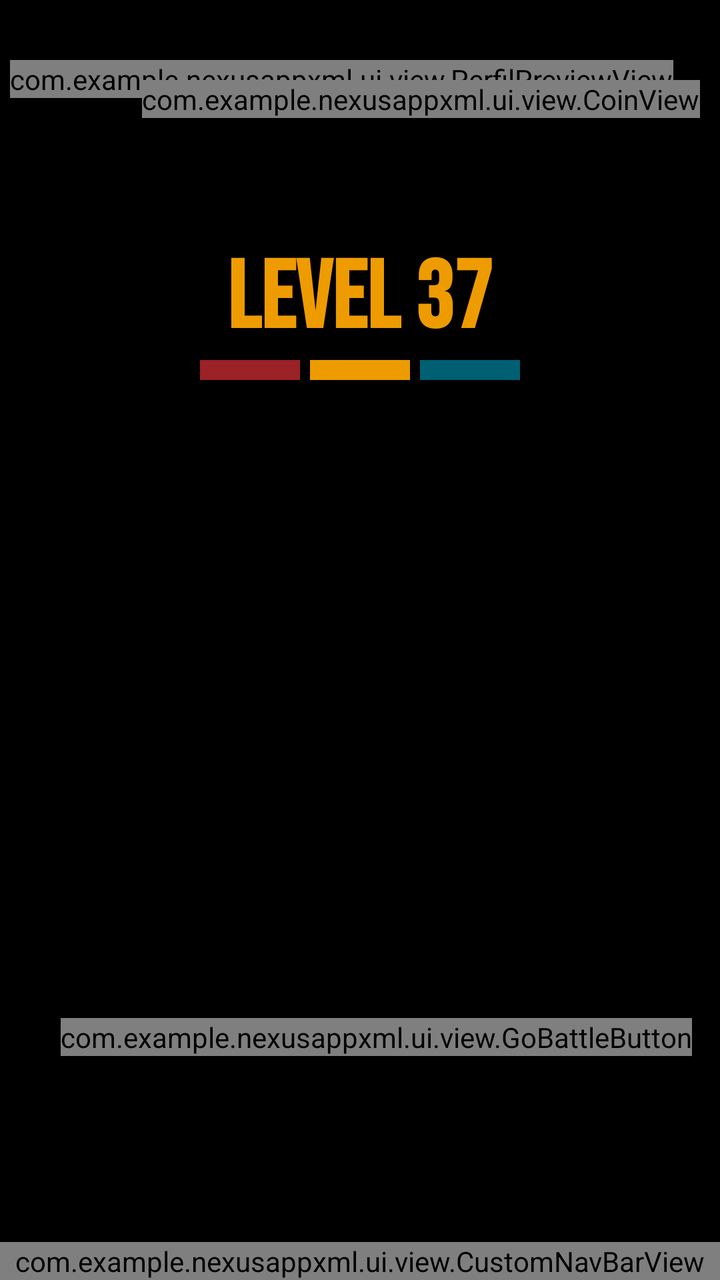
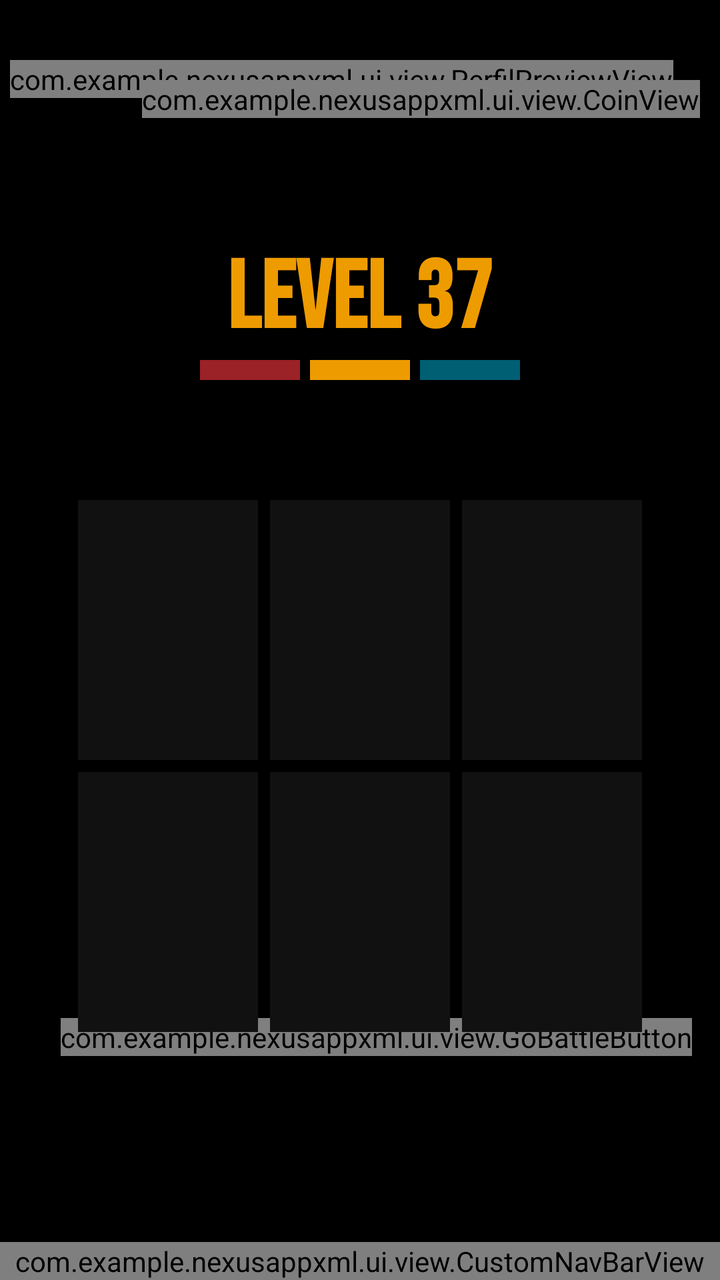

Screens rendered from an Android XML layout before and after an edit, with the pre-edit source and the edit as a unified diff.
<!-- AndroidManifest.xml: application theme Theme.NexusAppXml -->
<!-- res/layout/activity_initial.xml -->
<?xml version="1.0" encoding="utf-8"?>
<androidx.constraintlayout.widget.ConstraintLayout xmlns:android="http://schemas.android.com/apk/res/android"
    xmlns:app="http://schemas.android.com/apk/res-auto"
    xmlns:tools="http://schemas.android.com/tools"
    android:id="@+id/main"
    android:layout_width="match_parent"
    android:layout_height="match_parent"
    android:background="#e9d8a6"
    tools:context=".ui.activity.InitialActivity">

    <ImageView
        android:id="@+id/imgBackground"
        android:layout_width="match_parent"
        android:layout_height="match_parent"
        android:layout_margin="0dp"
        android:background="#000000"
        tools:layout_editor_absoluteX="20dp"
        tools:layout_editor_absoluteY="20dp"/>

    <com.example.nexusappxml.ui.view.CustomNavBarView
        android:id="@+id/nav_bar_customizada"
        android:layout_width="0dp"
        android:layout_height="wrap_content"
        app:layout_constraintBottom_toBottomOf="parent"
        app:layout_constraintStart_toStartOf="parent"
        app:layout_constraintEnd_toEndOf="parent" />

    <com.example.nexusappxml.ui.view.PerfilPreviewView
        android:id="@+id/user_preview_component"
        android:layout_width="wrap_content"
        android:layout_height="wrap_content"
        android:layout_marginStart="5dp"
        android:layout_marginTop="30dp"
        app:layout_constraintStart_toStartOf="parent"
        app:layout_constraintTop_toTopOf="parent" />

    <com.example.nexusappxml.ui.view.CoinView
        android:id="@+id/coin_view"
        android:layout_width="wrap_content"
        android:layout_height="wrap_content"
        android:layout_marginTop="40dp"
        android:layout_marginEnd="10dp"
        app:layout_constraintEnd_toEndOf="parent"
        app:layout_constraintTop_toTopOf="parent" />

    <com.example.nexusappxml.ui.view.GoBattleButton
        android:id="@+id/btn_go_battle"
        android:layout_width="wrap_content"
        android:layout_height="wrap_content"
        android:layout_marginStart="20dp"
        android:layout_marginBottom="112dp"
        app:layout_constraintBottom_toBottomOf="parent"
        app:layout_constraintEnd_toEndOf="parent"
        app:layout_constraintHorizontal_bias="0.426"
        app:layout_constraintStart_toStartOf="parent" />

    <TextView
        android:id="@+id/textView2"
        android:layout_width="wrap_content"
        android:layout_height="wrap_content"
        android:layout_marginTop="120dp"
        android:text="Level 37"
        android:textColor="#ee9b00"
        android:textSize="48sp"
        android:textStyle="bold"
        android:fontFamily="@font/bebasbeue_regular"
        app:layout_constraintEnd_toEndOf="parent"
        app:layout_constraintStart_toStartOf="parent"
        app:layout_constraintTop_toTopOf="parent" />

    <View
        android:layout_width="50dp"
        android:layout_height="10dp"
        android:layout_marginTop="180dp"
        android:background="#ee9b00"
        app:layout_constraintEnd_toEndOf="parent"
        app:layout_constraintStart_toStartOf="parent"
        app:layout_constraintTop_toTopOf="parent" />

    <View
        android:layout_width="50dp"
        android:layout_height="10dp"
        android:layout_marginTop="180dp"
        android:layout_marginEnd="110dp"
        android:background="#9b2226"
        app:layout_constraintEnd_toEndOf="parent"
        app:layout_constraintStart_toStartOf="parent"
        app:layout_constraintTop_toTopOf="parent" />

    <View
        android:layout_width="50dp"
        android:layout_height="10dp"
        android:layout_marginStart="110dp"
        android:layout_marginTop="180dp"
        android:background="#005f73"
        app:layout_constraintEnd_toEndOf="parent"
        app:layout_constraintStart_toStartOf="parent"
        app:layout_constraintTop_toTopOf="parent" />
</androidx.constraintlayout.widget.ConstraintLayout>
<!-- resources referenced by this layout -->
<resources>
  <style name="Theme.NexusAppXml" parent="Theme.AppCompat.DayNight.NoActionBar">
          <item name="colorPrimary">#6200EE</item>
          <item name="colorPrimaryDark">#3700B3</item>
          <item name="colorAccent">#03DAC5</item>
      </style>
</resources>

<!-- the commit's change to res/layout/activity_initial.xml (unified diff, before → after) -->
@@ -96,4 +96,84 @@
         app:layout_constraintEnd_toEndOf="parent"
         app:layout_constraintStart_toStartOf="parent"
         app:layout_constraintTop_toTopOf="parent" />
+
+    
+    <androidx.constraintlayout.widget.ConstraintLayout
+        android:id="@+id/containerDeckPreview"
+        android:layout_width="wrap_content"
+        android:layout_height="wrap_content"
+        android:layout_marginTop="250dp"
+        app:layout_constraintTop_toTopOf="parent"
+        app:layout_constraintStart_toStartOf="parent"
+        app:layout_constraintEnd_toEndOf="parent">
+
+        
+        <ImageView
+            android:id="@+id/imgHero1"
+            android:layout_width="90dp"
+            android:layout_height="130dp"
+            android:background="#111111"
+            android:scaleType="centerCrop"
+            app:layout_constraintTop_toTopOf="parent"
+            app:layout_constraintStart_toStartOf="parent" />
+
+        
+        <ImageView
+            android:id="@+id/imgHero2"
+            android:layout_width="90dp"
+            android:layout_height="130dp"
+            android:layout_marginStart="6dp"
+            android:background="#111111"
+            android:scaleType="centerCrop"
+            app:layout_constraintTop_toTopOf="@id/imgHero1"
+            app:layout_constraintStart_toEndOf="@id/imgHero1" />
+
+        
+        <ImageView
+            android:id="@+id/imgHero3"
+            android:layout_width="90dp"
+            android:layout_height="130dp"
+            android:layout_marginStart="6dp"
+            android:background="#111111"
+            android:scaleType="centerCrop"
+            app:layout_constraintTop_toTopOf="@id/imgHero1"
+            app:layout_constraintStart_toEndOf="@id/imgHero2" />
+
+        
+        <ImageView
+            android:id="@+id/imgHero4"
+            android:layout_width="90dp"
+            android:layout_height="130dp"
+            android:layout_marginTop="6dp"
+            android:background="#111111"
+            android:scaleType="centerCrop"
+            app:layout_constraintTop_toBottomOf="@id/imgHero1"
+            app:layout_constraintStart_toStartOf="@id/imgHero1" />
+
+        
+        <ImageView
+            android:id="@+id/imgHero5"
+            android:layout_width="90dp"
+            android:layout_height="130dp"
+            android:layout_marginStart="6dp"
+            android:layout_marginTop="6dp"
+            android:background="#111111"
+            android:scaleType="centerCrop"
+            app:layout_constraintTop_toBottomOf="@id/imgHero1"
+            app:layout_constraintStart_toEndOf="@id/imgHero4" />
+
+        
+        <ImageView
+            android:id="@+id/imgHero6"
+            android:layout_width="90dp"
+            android:layout_height="130dp"
+            android:layout_marginStart="6dp"
+            android:layout_marginTop="6dp"
+            android:background="#111111"
+            android:scaleType="centerCrop"
+            app:layout_constraintTop_toBottomOf="@id/imgHero1"
+            app:layout_constraintStart_toEndOf="@id/imgHero5" />
+
+        
+    </androidx.constraintlayout.widget.ConstraintLayout>
 </androidx.constraintlayout.widget.ConstraintLayout>
